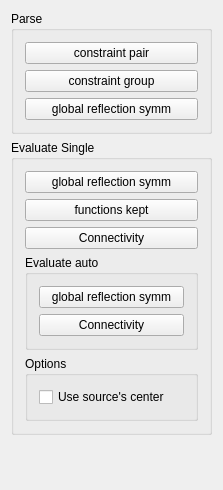
The window that ScorerLib/ScorerWidget.ui (ialhashim/topo-blend) describes before a commit, drawn with Qt 5.
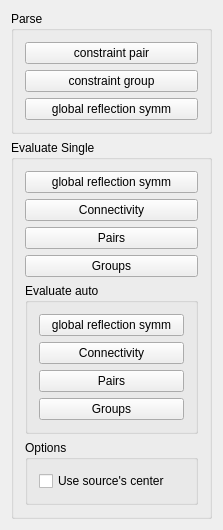
The same window after the commit.

Commit message: PairRElationScorer is done

```diff
--- a/ScorerLib/ScorerWidget.ui
+++ b/ScorerLib/ScorerWidget.ui
@@ -57,13 +57,6 @@
         </property>
        </widget>
       </item>
-      <item>
-       <widget class="QPushButton" name="traceConstraints">
-        <property name="text">
-         <string>functions kept</string>
-        </property>
-       </widget>
-      </item>
       <item>
        <widget class="QPushButton" name="evaluateTopology">
         <property name="text">
@@ -71,6 +64,20 @@
         </property>
        </widget>
       </item>
+      <item>
+       <widget class="QPushButton" name="evaluatePairs">
+        <property name="text">
+         <string>Pairs</string>
+        </property>
+       </widget>
+      </item>
+      <item>
+       <widget class="QPushButton" name="evaluateGroups">
+        <property name="text">
+         <string>Groups</string>
+        </property>
+       </widget>
+      </item>
       <item>
        <widget class="QGroupBox" name="groupBox">
         <property name="title">
@@ -91,6 +98,20 @@
            </property>
           </widget>
          </item>
+         <item>
+          <widget class="QPushButton" name="evaluatePairsAuto">
+           <property name="text">
+            <string>Pairs</string>
+           </property>
+          </widget>
+         </item>
+         <item>
+          <widget class="QPushButton" name="evaluateGroupsAuto">
+           <property name="text">
+            <string>Groups</string>
+           </property>
+          </widget>
+         </item>
         </layout>
        </widget>
       </item>
```
The commit also changes 8 other files.
